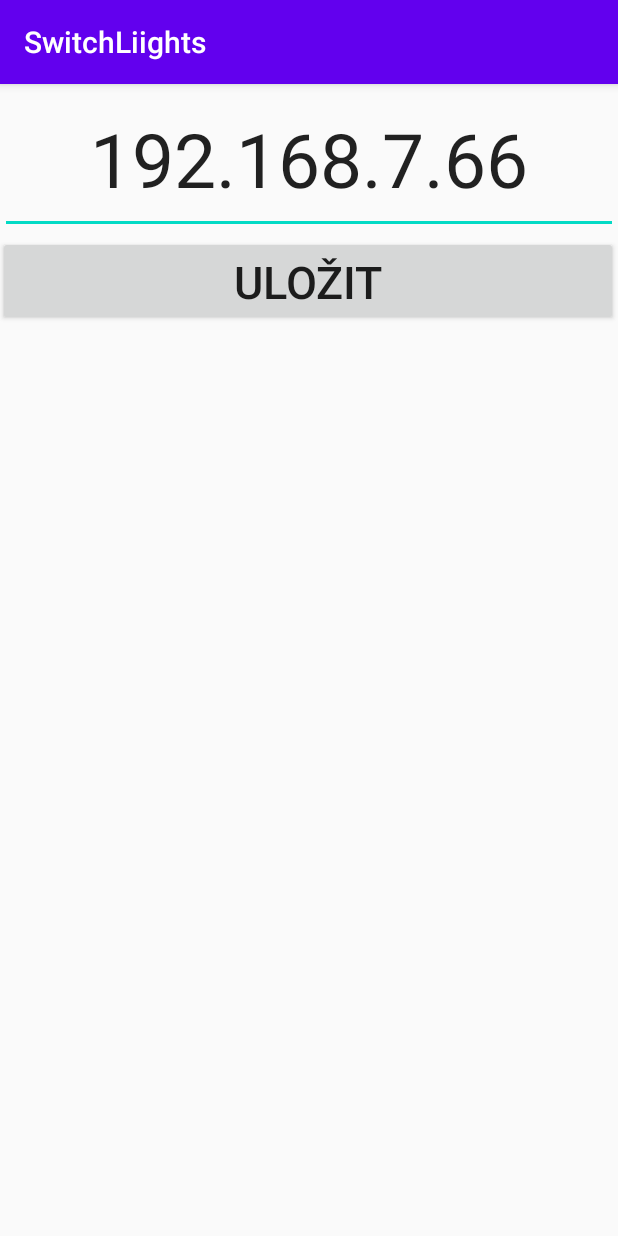
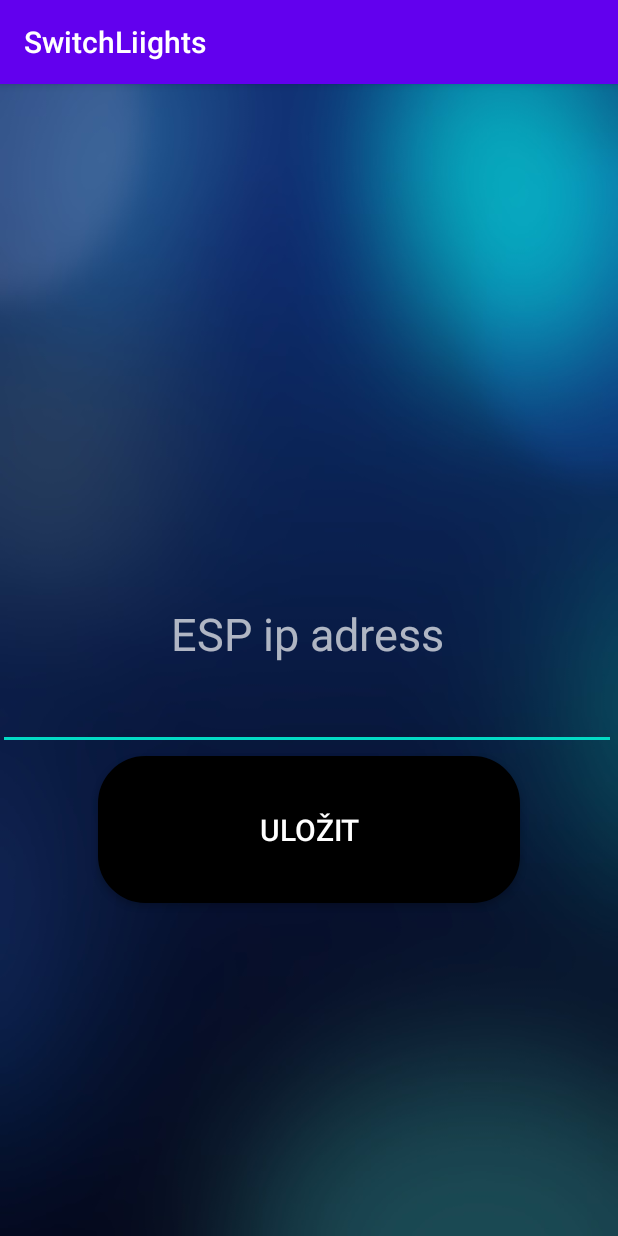
Before and after one commit to realfaid/SchoolProject, an Android app: the SettingsActivity screen opened directly, with no data from a screen before it, on a phone screen of 412 x 824 dp. Run offline under Robolectric (Android 15) with nearby library versions, the phone set to English and light mode, and no system bars.

Commit message:
uprava xml souboru

```diff
--- a/SchoolProject/app/src/main/res/drawable/btn_radius.xml
+++ /dev/null
@@ -1,6 +0,0 @@
-<?xml version="1.0" encoding="utf-8"?>
-<shape xmlns:android="http://schemas.android.com/apk/res/android" android:shape="rectangle" >
-    <corners
-        android:radius="30dp"
-        />
-</shape>
--- a/SchoolProject/app/src/main/res/layout/settings_layout.xml
+++ b/SchoolProject/app/src/main/res/layout/settings_layout.xml
@@ -4,29 +4,45 @@
     xmlns:tools="http://schemas.android.com/tools"
     android:layout_width="match_parent"
     android:layout_height="match_parent"
-    tools:context=".SettingsActivity">
+    tools:context=".SettingsActivity"
+    android:background="@drawable/background">
+
 
     <EditText
+        android:id="@+id/ipadd"
         android:layout_width="match_parent"
-        android:layout_height="100dp"
-        android:textSize="50dp"
-        android:text="192.168.7.66"
+        android:layout_height="118dp"
+        android:layout_alignParentStart="true"
+        android:layout_alignParentTop="true"
+        android:layout_alignParentEnd="true"
+        android:layout_alignParentBottom="true"
+        android:layout_marginStart="-1dp"
+        android:layout_marginTop="289dp"
+        android:layout_marginEnd="1dp"
+        android:layout_marginBottom="324dp"
         android:gravity="center"
-        android:id="@+id/ipadd"/>
-
+        android:hint="ESP ip adress"
+        android:textColor="#FFFFFF"
+        android:textColorHint="#ADFFFFFF"
+        android:textSize="30dp" />
 
     <Button
         android:id="@+id/click"
-        android:layout_width="match_parent"
-        android:layout_height="60dp"
+        android:layout_width="wrap_content"
+        android:layout_height="wrap_content"
         android:layout_below="@+id/ipadd"
         android:layout_alignParentStart="true"
         android:layout_alignParentTop="true"
-        android:layout_marginStart="-1dp"
-        android:layout_marginTop="101dp"
+        android:layout_alignParentEnd="true"
+        android:layout_alignParentBottom="true"
+        android:layout_marginStart="65dp"
+        android:layout_marginTop="448dp"
+        android:layout_marginEnd="65dp"
+        android:layout_marginBottom="222dp"
+        android:background="@drawable/btn_background"
+        android:onClick="btnSaveClicked"
         android:text="Uložit"
-        android:textSize="30dp"
-        android:onClick="btnSaveClicked"
-        />
+        android:textColor="#FFFFFF"
+        android:textSize="20dp" />
 
 </RelativeLayout>
```
